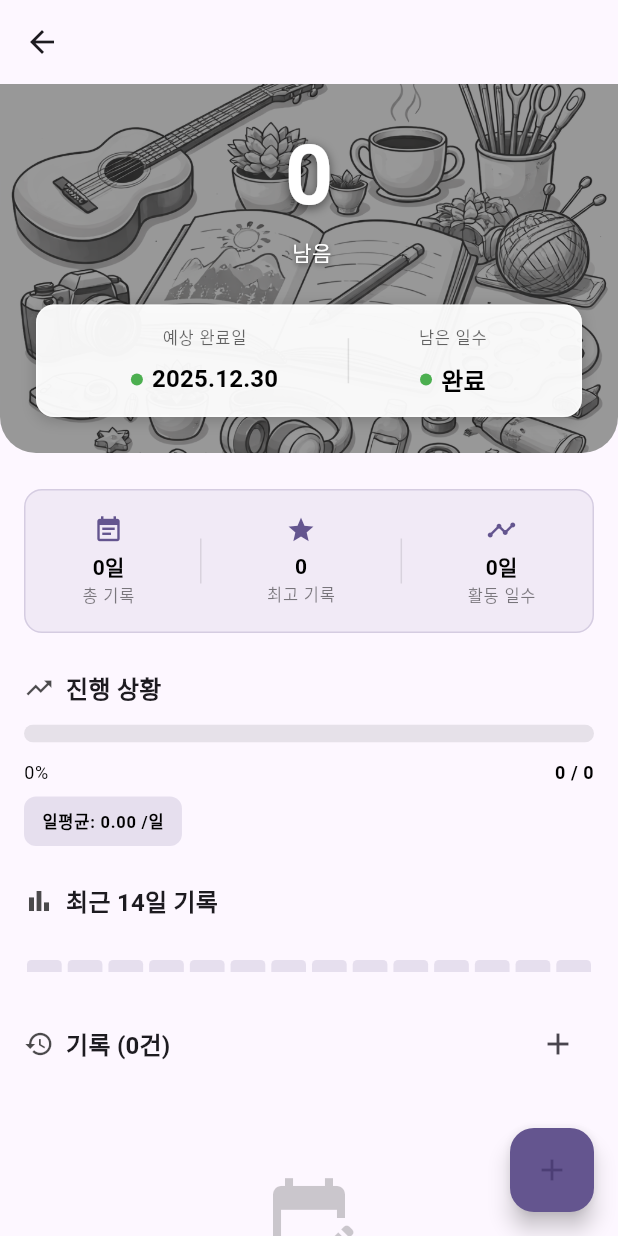
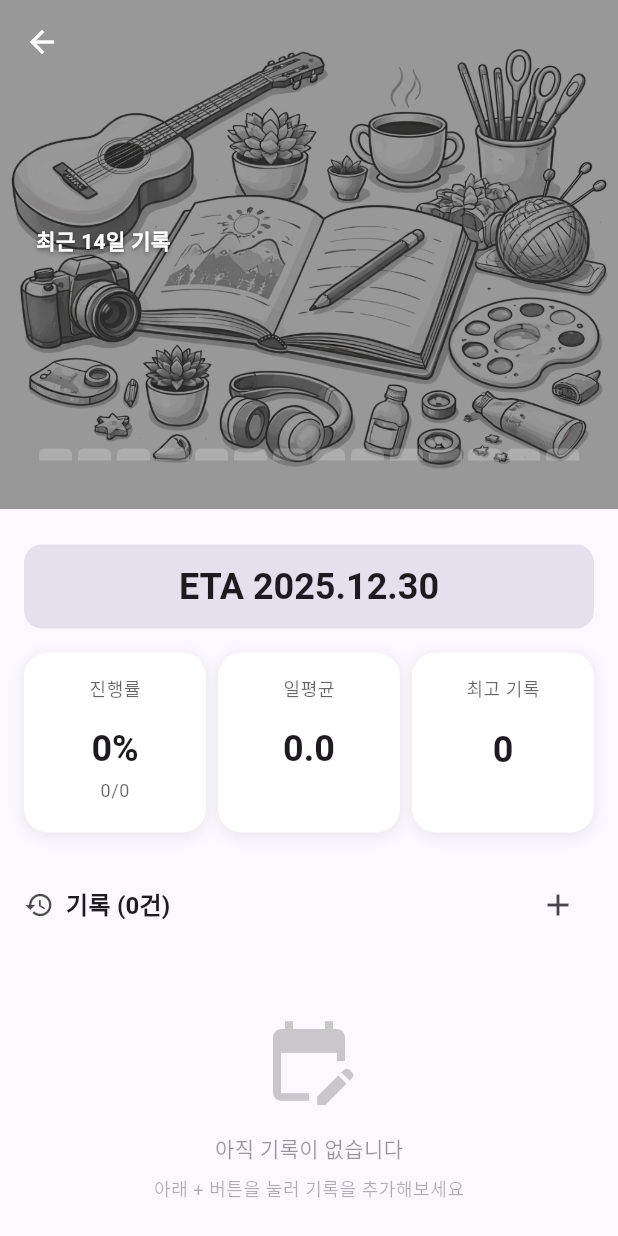
Before and after one commit to hyunyik/goaleta, a Flutter app: the GoalDetailScreen screen opened directly with empty values, on a phone screen of 412 x 824 dp. Run offline on Flutter 3.47's test engine with Material 3 defaults, Android fonts, the phone set to English and light mode, and no system bars; our stand-ins replace flutter_riverpod.

Commit message:
Enhance GoalDetailScreen with transparent background and updated layout for ETA and recent logs

```diff
--- a/lib/screens/goal_detail_screen.dart
+++ b/lib/screens/goal_detail_screen.dart
@@ -36,11 +36,17 @@ class GoalDetailScreen extends ConsumerWidget {
     final logsAsyncValue = ref.watch(logsProvider(goal.id));
 
     return Scaffold(
+      extendBodyBehindAppBar: true,
       appBar: AppBar(
-        title: Text(goal.title),
+        title: const SizedBox.shrink(), // Empty title, we'll put it on the background
         elevation: 0,
         scrolledUnderElevation: 0,
-        backgroundColor: Theme.of(context).colorScheme.surface,
+        backgroundColor: Colors.transparent,
+        systemOverlayStyle: SystemUiOverlayStyle.light, // Light status bar icons
+        leading: IconButton(
+          icon: const Icon(Icons.arrow_back, color: Colors.white),
+          onPressed: () => Navigator.of(context).pop(),
+        ),
       ),
       body: completedAsyncValue.when(
         loading: () => const Center(child: CircularProgressIndicator()),
@@ -78,9 +84,14 @@ class GoalDetailScreen extends ConsumerWidget {
             child: SingleChildScrollView(
               child: Column(
                 children: [
-                // 상단: 남은 양 및 ETA with background image
+                // 상단: Background image header with title and bar chart
                 Container(
-                  padding: const EdgeInsets.all(24),
+                  padding: EdgeInsets.fromLTRB(
+                    24,
+                    MediaQuery.of(context).padding.top + 56, // Status bar + AppBar height
+                    24,
+                    32,
+                  ),
                   decoration: BoxDecoration(
                     image: backgroundImage != null
                         ? DecorationImage(
@@ -102,21 +113,18 @@ class GoalDetailScreen extends ConsumerWidget {
                             end: Alignment.bottomRight,
                           )
                         : null,
-                    borderRadius: const BorderRadius.only(
-                      bottomLeft: Radius.circular(24),
-                      bottomRight: Radius.circular(24),
-                    ),
                   ),
                   child: Column(
+                    crossAxisAlignment: CrossAxisAlignment.start,
                     children: [
-                      // 남은 양 - 큰 숫자
+                      // Title (2 lines max)
                       Text(
-                        remaining.toStringAsFixed(0),
-                        style: Theme.of(context).textTheme.headlineSmall?.copyWith(
-                          fontSize: 56,
+                        goal.title,
+                        style: const TextStyle(
+                          fontSize: 44,
                           fontWeight: FontWeight.bold,
                           color: Colors.white,
-                          shadows: const [
+                          shadows: [
                             Shadow(
                               offset: Offset(0, 2),
                               blurRadius: 8,
@@ -124,213 +132,148 @@ class GoalDetailScreen extends ConsumerWidget {
                             ),
                           ],
                         ),
+                        maxLines: 2,
+                        overflow: TextOverflow.ellipsis,
                       ),
-                      const SizedBox(height: 4),
-                      Text(
-                        '${goal.unit} 남음',
-                        style: Theme.of(context).textTheme.bodyMedium?.copyWith(
-                          color: Colors.white,
-                          shadows: const [
-                            Shadow(
-                              offset: Offset(0, 1),
-                              blurRadius: 4,
-                              color: Colors.black54,
-                            ),
-                          ],
-                        ),
-                      ),
-                      const SizedBox(height: 24),
+                      const SizedBox(height: 32),
 
-                      // ETA 정보 with color-coded status
-                      Container(
-                        padding: const EdgeInsets.symmetric(horizontal: 16, vertical: 12),
-                        decoration: BoxDecoration(
-                          color: Colors.white.withOpacity(0.95),
-                          borderRadius: BorderRadius.circular(12),
-                          border: Border.all(
-                            color: Colors.white.withOpacity(0.5),
-                          ),
-                          boxShadow: [
-                            BoxShadow(
-                              color: Colors.black.withOpacity(0.2),
-                              blurRadius: 8,
-                              offset: const Offset(0, 2),
-                            ),
-                          ],
-                        ),
-                        child: Row(
-                          mainAxisAlignment: MainAxisAlignment.spaceEvenly,
-                          children: [
-                            _buildETAItem(
-                              context,
-                              '예상 완료일',
-                              dateFormatter.format(estimatedDate),
-                              _getETAStatusColor(context, remainingDays, dailyAverage, remaining),
-                            ),
-                            Container(
-                              width: 1,
-                              height: 30,
-                              color: Colors.black.withOpacity(0.1),
-                            ),
-                            _buildETAItem(
-                              context,
-                              '남은 일수',
-                              remainingDays == 0 ? '완료' : '$remainingDays일',
-                              _getETAStatusColor(context, remainingDays, dailyAverage, remaining),
-                            ),
-                          ],
-                        ),
-                      ),
+                      // Recent 14 days bar chart (transparent style)
+                      _buildTransparentBarChart(context, logs.cast<LogEntry>()),
                     ],
                   ),
                 ),
 
                 const SizedBox(height: 24),
 
-                // Summary statistics card
+                // ETA text with colored background
                 Padding(
                   padding: const EdgeInsets.symmetric(horizontal: 16),
                   child: Container(
-                    padding: const EdgeInsets.all(16),
+                    width: double.infinity,
+                    padding: const EdgeInsets.symmetric(vertical: 12, horizontal: 16),
                     decoration: BoxDecoration(
-                      color: goal.category.getColor(context).withOpacity(0.08),
+                      color: goal.category.getColor(context).withOpacity(0.15),
                       borderRadius: BorderRadius.circular(12),
-                      border: Border.all(
-                        color: goal.category.getColor(context).withOpacity(0.2),
+                    ),
+                    child: Text(
+                      'ETA ${DateFormat('yyyy.MM.dd').format(estimatedDate)}',
+                      style: Theme.of(context).textTheme.headlineSmall?.copyWith(
+                        fontWeight: FontWeight.bold,
+                      ),
+                      textAlign: TextAlign.center,
                     ),
                   ),
+                ),
+
+                const SizedBox(height: 16),
+
+                // Three rounded cards in single row
+                Padding(
+                  padding: const EdgeInsets.symmetric(horizontal: 16),
                   child: Row(
-                      mainAxisAlignment: MainAxisAlignment.spaceAround,
                     children: [
-                        _buildStatItem(
+                      // Progress card
+                      Expanded(
+                        child: _buildInfoCard(
                           context,
-                          Icons.event_note,
-                          '총 기록',
-                          '${logs.length}일',
+                          child: Column(
+                            mainAxisSize: MainAxisSize.min,
+                            crossAxisAlignment: CrossAxisAlignment.center,
+                            children: [
+                              Text(
+                                '진행률',
+                                style: Theme.of(context).textTheme.bodySmall?.copyWith(
+                                  color: Colors.black.withOpacity(0.6),
                                 ),
-                        Container(
-                          width: 1,
-                          height: 30,
-                          color: Colors.black.withOpacity(0.1),
                               ),
-                        _buildStatItem(
-                          context,
-                          Icons.star,
-                          '최고 기록',
-                          logs.isEmpty ? '0' : logs.map((l) => l.amount).reduce((a, b) => a > b ? a : b).toStringAsFixed(0),
+                              const SizedBox(height: 16),
+                              Text(
+                                '${percentage.toStringAsFixed(0)}%',
+                                style: Theme.of(context).textTheme.headlineSmall?.copyWith(
+                                  fontWeight: FontWeight.bold,
                                 ),
-                        Container(
-                          width: 1,
-                          height: 30,
-                          color: Colors.black.withOpacity(0.1),
                               ),
-                        _buildStatItem(
-                          context,
-                          Icons.timeline,
-                          '활동 일수',
-                          '${_getUniqueDaysCount(logs.cast<LogEntry>())}일',
+                              const SizedBox(height: 4),
+                              Text(
+                                '${completedAmount.toStringAsFixed(0)}/${goal.totalAmount.toStringAsFixed(0)}',
+                                style: Theme.of(context).textTheme.bodySmall?.copyWith(
+                                  color: Colors.black.withOpacity(0.6),
+                                ),
                               ),
                             ],
                           ),
                         ),
                       ),
+                      const SizedBox(width: 8),
 
-                const SizedBox(height: 24),
-
-                // 진행 상황
-                Padding(
-                  padding: const EdgeInsets.symmetric(horizontal: 16),
+                      // Average record card
+                      Expanded(
+                        child: _buildInfoCard(
+                          context,
                           child: Column(
-                    crossAxisAlignment: CrossAxisAlignment.start,
+                            mainAxisSize: MainAxisSize.min,
+                            crossAxisAlignment: CrossAxisAlignment.center,
                             children: [
-                      Row(
-                        children: [
-                          Icon(
-                            Icons.trending_up,
-                            size: 20,
-                            color: Colors.black.withOpacity(0.7),
-                          ),
-                          const SizedBox(width: 8),
                               Text(
-                            '진행 상황',
-                            style: Theme.of(context).textTheme.titleMedium,
-                          ),
-                        ],
-                      ),
-                      const SizedBox(height: 12),
-                      ClipRRect(
-                        borderRadius: BorderRadius.circular(8),
-                        child: LinearProgressIndicator(
-                          value: percentage / 100,
-                          minHeight: 12,
-                          backgroundColor: Theme.of(context).colorScheme.surfaceContainerHighest,
-                          valueColor: AlwaysStoppedAnimation(
-                            goal.category.getColor(context),
+                                '일평균',
+                                style: Theme.of(context).textTheme.bodySmall?.copyWith(
+                                  color: Colors.black.withOpacity(0.6),
                                 ),
                               ),
-                      ),
-                      const SizedBox(height: 12),
-                      Row(
-                        mainAxisAlignment: MainAxisAlignment.spaceBetween,
-                        children: [
+                              const SizedBox(height: 16),
                               Text(
-                            '${percentage.toStringAsFixed(0)}%',
-                            style: Theme.of(context).textTheme.bodySmall?.copyWith(
-                              color: Colors.black,
+                                dailyAverage.toStringAsFixed(1),
+                                style: Theme.of(context).textTheme.headlineSmall?.copyWith(
+                                  fontWeight: FontWeight.bold,
                                 ),
                               ),
+                              const SizedBox(height: 4),
                               Text(
-                            '${completedAmount.toStringAsFixed(0)} / ${goal.totalAmount.toStringAsFixed(0)}',
+                                goal.unit,
                                 style: Theme.of(context).textTheme.bodySmall?.copyWith(
-                              fontWeight: FontWeight.w600,
-                              color: Colors.black,
-                            ),
-                          ),
-                        ],
-                      ),
-                      const SizedBox(height: 8),
-                      Container(
-                        padding: const EdgeInsets.symmetric(horizontal: 12, vertical: 8),
-                        decoration: BoxDecoration(
-                          color: goal.category.getColor(context).withOpacity(0.15),
-                          borderRadius: BorderRadius.circular(8),
-                        ),
-                        child: Text(
-                          '일평균: ${dailyAverage.toStringAsFixed(2)} ${goal.unit}/일',
-                          style: Theme.of(context).textTheme.labelSmall?.copyWith(
-                            color: Colors.black,
-                            fontWeight: FontWeight.w600,
-                          ),
+                                  color: Colors.black.withOpacity(0.6),
                                 ),
                               ),
                             ],
                           ),
                         ),
-
-                const SizedBox(height: 24),
-
-                // 최근 14일 기록 차트 (리스트 형태)
-                Padding(
-                  padding: const EdgeInsets.symmetric(horizontal: 16),
-                  child: Column(
-                    crossAxisAlignment: CrossAxisAlignment.start,
-                    children: [
-                      Row(
-                        children: [
-                          Icon(
-                            Icons.bar_chart,
-                            size: 20,
-                            color: Colors.black.withOpacity(0.7),
                       ),
                       const SizedBox(width: 8),
+
+                      // Best record card
+                      Expanded(
+                        child: _buildInfoCard(
+                          context,
+                          child: Column(
+                            mainAxisSize: MainAxisSize.min,
+                            crossAxisAlignment: CrossAxisAlignment.center,
+                            children: [
                               Text(
-                            '최근 14일 기록',
-                            style: Theme.of(context).textTheme.titleMedium,
+                                '최고 기록',
+                                style: Theme.of(context).textTheme.bodySmall?.copyWith(
+                                  color: Colors.black.withOpacity(0.6),
+                                ),
+                              ),
+                              const SizedBox(height: 16),
+                              Text(
+                                logs.isEmpty
+                                  ? '0'
+                                  : logs.map((l) => l.amount).reduce((a, b) => a > b ? a : b).toStringAsFixed(0),
+                                style: Theme.of(context).textTheme.headlineSmall?.copyWith(
+                                  fontWeight: FontWeight.bold,
+                                ),
+                              ),
+                              const SizedBox(height: 4),
+                              Text(
+                                goal.unit,
+                                style: Theme.of(context).textTheme.bodySmall?.copyWith(
+                                  color: Colors.black.withOpacity(0.6),
+                                ),
                               ),
                             ],
                           ),
-                      const SizedBox(height: 12),
-                      _buildRecentDaysChart(context, logs.cast<LogEntry>()),
+                        ),
+                      ),
                     ],
                   ),
                 ),
@@ -368,7 +311,6 @@ class GoalDetailScreen extends ConsumerWidget {
                           ),
                         ],
                       ),
-                      const SizedBox(height: 12),
                       if (logs.isEmpty)
                         Center(
                           child: Padding(
@@ -402,6 +344,7 @@ class GoalDetailScreen extends ConsumerWidget {
                         ListView.builder(
                           shrinkWrap: true,
                           physics: const NeverScrollableScrollPhysics(),
+                          padding: EdgeInsets.zero,
                           itemCount: logs.length,
                           itemBuilder: (context, index) {
                             final log = logs[index];
@@ -418,12 +361,6 @@ class GoalDetailScreen extends ConsumerWidget {
           ),
           );
         },
-      ),
-      floatingActionButton: FloatingActionButton(
-        onPressed: () {
-          _showAddLogSheet(context, ref);
-        },
-        child: const Icon(Icons.add),
       ),
     );
   }
@@ -458,6 +395,106 @@ class GoalDetailScreen extends ConsumerWidget {
               ),
             ),
           ],
+        ),
+      ],
+    );
+  }
+
+  Widget _buildInfoCard(BuildContext context, {required Widget child}) {
+    return Container(
+      height: 120,
+      padding: const EdgeInsets.all(16),
+      decoration: BoxDecoration(
+        color: Colors.white,
+        borderRadius: BorderRadius.circular(16),
+        boxShadow: [
+          BoxShadow(
+            color: Colors.black.withOpacity(0.08),
+            blurRadius: 8,
+            offset: const Offset(0, 2),
+          ),
+        ],
+      ),
+      child: child,
+    );
+  }
+
+  Widget _buildTransparentBarChart(BuildContext context, List<LogEntry> logs) {
+    final data = ETACalculator.getRecentDaysData(logs: logs, days: 14);
+    final maxValue = data.isEmpty ? 1.0 : data.reduce((a, b) => a > b ? a : b);
+    final maxHeight = maxValue > 0 ? maxValue : 1.0;
+
+    return Column(
+      crossAxisAlignment: CrossAxisAlignment.start,
+      children: [
+        Text(
+          '최근 14일 기록',
+          style: const TextStyle(
+            fontSize: 14,
+            fontWeight: FontWeight.w600,
+            color: Colors.white,
+            shadows: [
+              Shadow(
+                offset: Offset(0, 1),
+                blurRadius: 4,
+                color: Colors.black54,
+              ),
+            ],
+          ),
+        ),
+        const SizedBox(height: 16),
+        SizedBox(
+          height: 120,
+          child: Row(
+            crossAxisAlignment: CrossAxisAlignment.end,
+            mainAxisAlignment: MainAxisAlignment.spaceEvenly,
+            children: List.generate(
+              data.length,
+              (index) {
+                final value = data[index];
+                final height = (value / maxHeight * 100).clamp(8.0, 100.0);
+
+                return Expanded(
+                  child: Padding(
+                    padding: const EdgeInsets.symmetric(horizontal: 2),
+                    child: Column(
+                      mainAxisAlignment: MainAxisAlignment.end,
+                      children: [
+                        // Count above bar
+                        Text(
+                          value > 0 ? value.toStringAsFixed(0) : '',
+                          style: const TextStyle(
+                            fontSize: 10,
+                            color: Colors.white,
+                            fontWeight: FontWeight.w600,
+                            shadows: [
+                              Shadow(
+                                offset: Offset(0, 1),
+                                blurRadius: 2,
+                                color: Colors.black54,
+                              ),
+                            ],
+                          ),
+                        ),
+                        const SizedBox(height: 4),
+                        // Transparent bar
+                        Container(
+                          height: height,
+                          decoration: BoxDecoration(
+                            color: Colors.white.withOpacity(value > 0 ? 0.7 : 0.2),
+                            borderRadius: const BorderRadius.only(
+                              topLeft: Radius.circular(4),
+                              topRight: Radius.circular(4),
+                            ),
+                          ),
+                        ),
+                      ],
+                    ),
+                  ),
+                );
+              },
+            ),
+          ),
         ),
       ],
     );
```
Lines whose indentation alone changed are shown as unchanged.
